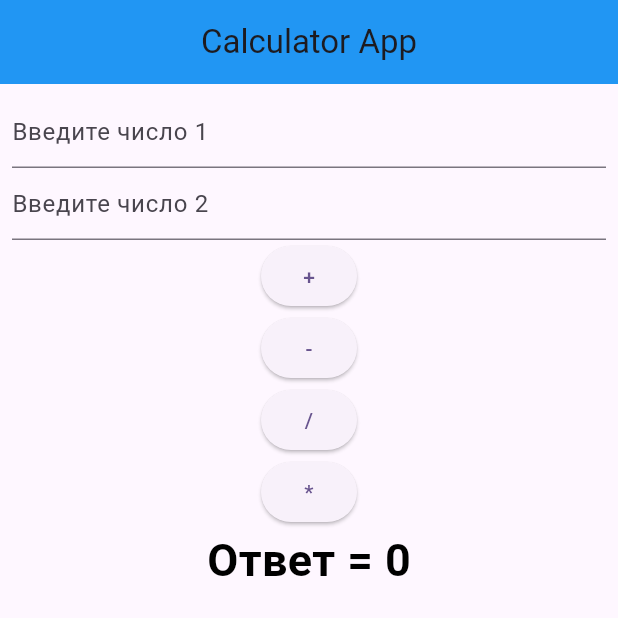
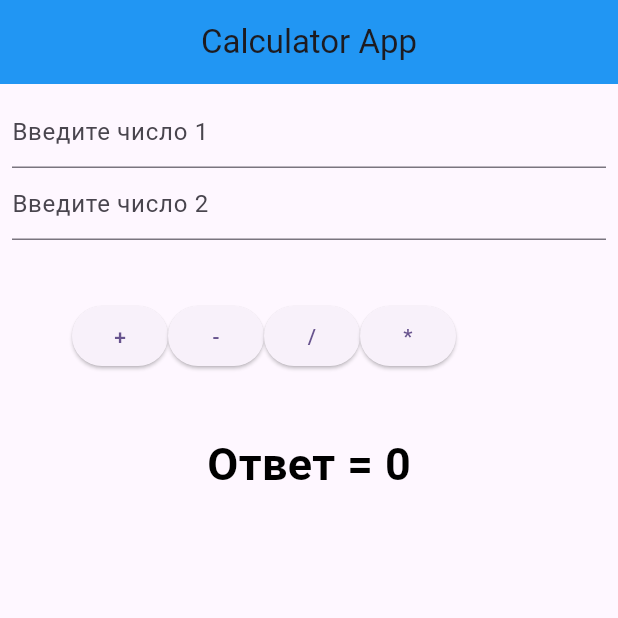
Before and after one commit to mirlanraemkulov00/flutter_8, a Flutter app: the screen it shows after launch, on a phone screen of 412 x 824 dp, the top half of it. Run offline on Flutter 3.47's test engine with Material 3 defaults, Android fonts, the phone set to English and light mode, and no system bars.

Commit message:
second commit

```diff
--- a/lib/main.dart
+++ b/lib/main.dart
@@ -34,7 +34,6 @@ class _Screen4State extends State<Screen4> {
   TextEditingController controller1 = TextEditingController();
   TextEditingController controller2 = TextEditingController();
 
-
   void add() {
     num1 = int.parse(controller1.text);
     num2 = int.parse(controller2.text);
@@ -60,7 +59,7 @@ class _Screen4State extends State<Screen4> {
     num2 = int.parse(controller2.text);
 
     setState(() {
-      sum =  num1 / num2;
+      sum = num1 / num2;
     });
   }
 
@@ -69,7 +68,7 @@ class _Screen4State extends State<Screen4> {
     num2 = int.parse(controller2.text);
 
     setState(() {
-      sum =  num1 * num2;
+      sum = num1 * num2;
     });
   }
 
@@ -85,7 +84,6 @@ class _Screen4State extends State<Screen4> {
         padding: const EdgeInsets.all(8.0),
         child: Column(
           children: [
-
             TextField(
               decoration: InputDecoration(hintText: 'Введите число 1'),
               controller: controller1,
@@ -96,6 +94,10 @@ class _Screen4State extends State<Screen4> {
               controller: controller2,
               keyboardType: TextInputType.number,
             ),
+            Padding(
+              padding: const EdgeInsets.all(40),
+              child: Row(
+                children: [
                   ElevatedButton(
                     onPressed: add,
                     child: Text('+'),
@@ -112,6 +114,9 @@ class _Screen4State extends State<Screen4> {
                     onPressed: div,
                     child: Text('*'),
                   ),
+                ],
+              ),
+            ),
             Text(
               ''' Ответ = ${sum == null ? 0 : sum} ''',
               style: TextStyle(
@@ -124,6 +129,4 @@ class _Screen4State extends State<Screen4> {
       ),
     );
   }
-
-
 }
```
Lines whose indentation alone changed are shown as unchanged.
